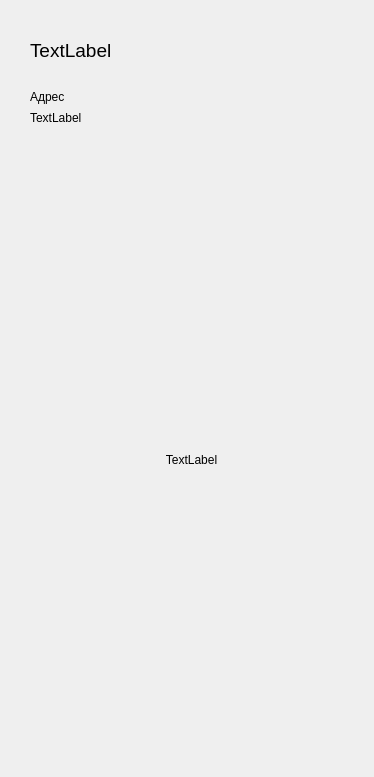
First picture: the form in vidget.ui, repository TimofeySar/project_1505, before the edit.
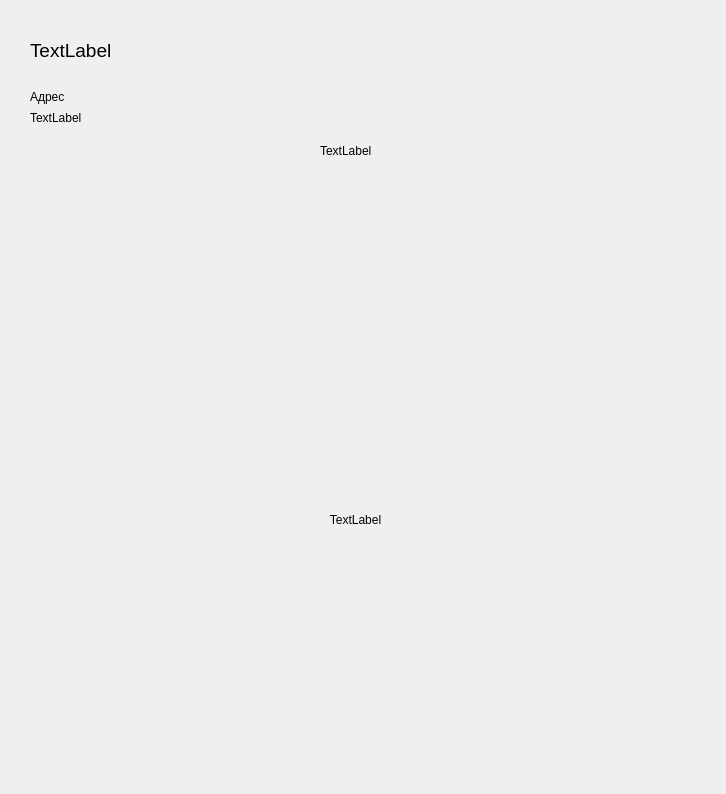
Second picture: the form after the edit.

Diff of the .ui file:
```diff
--- a/vidget.ui
+++ b/vidget.ui
@@ -6,8 +6,8 @@
    <rect>
     <x>0</x>
     <y>0</y>
-    <width>374</width>
-    <height>777</height>
+    <width>726</width>
+    <height>794</height>
    </rect>
   </property>
   <property name="windowTitle">
@@ -61,9 +61,9 @@
    <property name="geometry">
     <rect>
      <x>20</x>
-     <y>160</y>
-     <width>343</width>
-     <height>601</height>
+     <y>280</y>
+     <width>671</width>
+     <height>481</height>
     </rect>
    </property>
    <property name="minimumSize">
@@ -88,6 +88,19 @@
     <bool>true</bool>
    </property>
   </widget>
+  <widget class="QLabel" name="label_5">
+   <property name="geometry">
+    <rect>
+     <x>320</x>
+     <y>30</y>
+     <width>281</width>
+     <height>241</height>
+    </rect>
+   </property>
+   <property name="text">
+    <string>TextLabel</string>
+   </property>
+  </widget>
  </widget>
  <resources/>
  <connections/>
```
